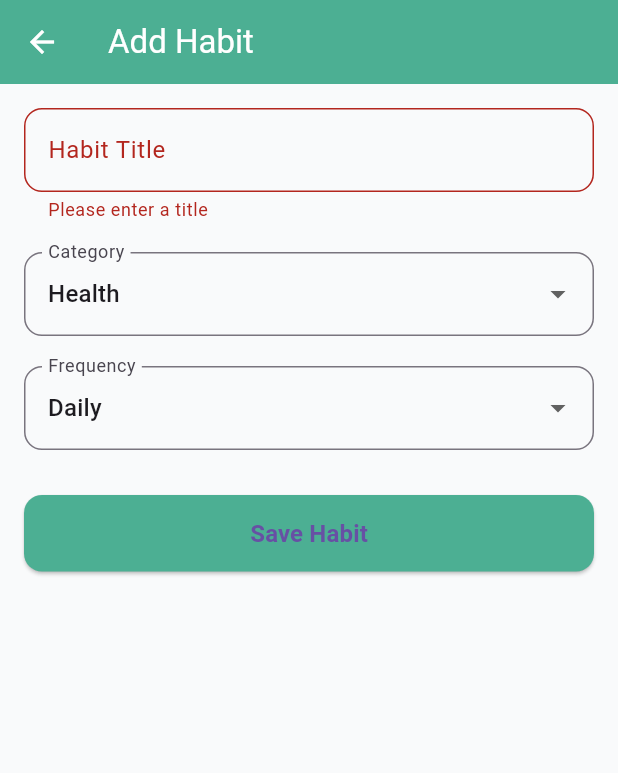
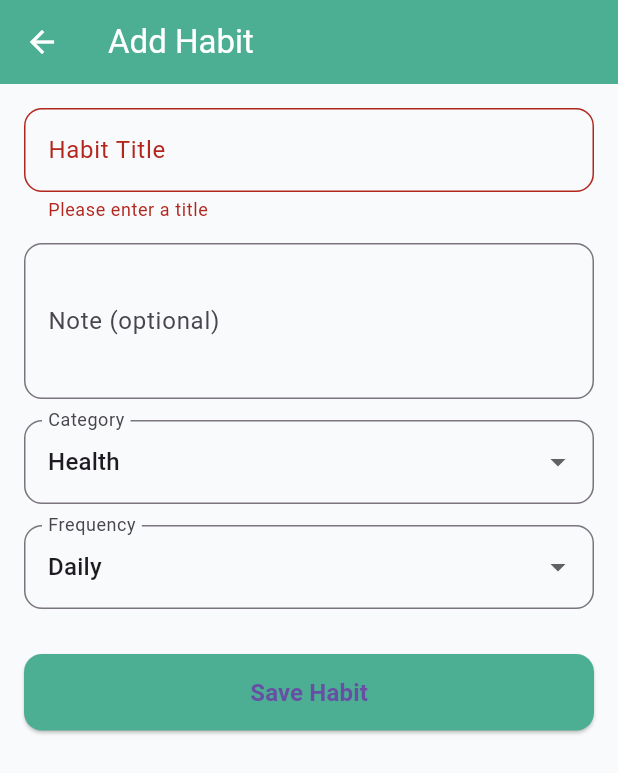
Before and after one commit to hasanraj3100/My-Habit-Tracker, a Flutter app: the HabitCreateScreen screen opened directly, after a tap on "Save Habit", on a phone screen of 412 x 824 dp. Shown: the top 773 px of the screen. Run offline on Flutter 3.47's test engine with Material 3 defaults, Android fonts, the phone set to English and light mode, and no system bars; our stand-ins replace cloud_firestore, firebase_auth, firebase_core, shared_preferences; accounts and stored records are empty.

Commit message:
update : each habit has a note, weekday and history

```diff
--- a/lib/features/habits/presentation/screens/habit_create_screen.dart
+++ b/lib/features/habits/presentation/screens/habit_create_screen.dart
@@ -7,14 +7,19 @@ class HabitCreateScreen extends StatefulWidget {
   const HabitCreateScreen({super.key});
 
   @override
-  State<HabitCreateScreen> createState() => _AddHabitPageState();
+  State<HabitCreateScreen> createState() => _HabitCreateScreenState();
 }
 
-class _AddHabitPageState extends State<HabitCreateScreen> {
+class _HabitCreateScreenState extends State<HabitCreateScreen> {
   final _formKey = GlobalKey<FormState>();
   final TextEditingController _titleController = TextEditingController();
+  final TextEditingController _noteController = TextEditingController();
+
   String _selectedCategory = "Health";
-  String _selectedFrequency = "Daily";
+  String _selectedFrequency = "Daily"; // "Daily" | "Weekly"
+  int? _selectedWeeklyDay; // 1 (Mon) .. 7 (Sun)
+
+  bool _isSaving = false;
 
   final List<String> _categories = [
     "Health",
@@ -22,18 +27,88 @@ class _AddHabitPageState extends State<HabitCreateScreen> {
     "Study",
     "Work",
     "Personal",
-    "Add New"
+    "Add New",
   ];
 
+  final Map<int, String> _weekdays = const {
+    1: "Monday",
+    2: "Tuesday",
+    3: "Wednesday",
+    4: "Thursday",
+    5: "Friday",
+    6: "Saturday",
+    7: "Sunday",
+  };
+
+  @override
+  void dispose() {
+    _titleController.dispose();
+    _noteController.dispose();
+    super.dispose();
+  }
+
+  Future<void> _showAddCategoryDialog() async {
+    final TextEditingController categoryController = TextEditingController();
+    await showDialog(
+      context: context,
+      builder: (ctx) {
+        return AlertDialog(
+          title: const Text("Add New Category"),
+          content: TextField(
+            controller: categoryController,
+            decoration: const InputDecoration(hintText: "Enter category name"),
+            autofocus: true,
+          ),
+          actions: [
+            TextButton(
+              onPressed: () {
+                Navigator.pop(ctx);
+              },
+              child: const Text("Cancel"),
+            ),
+            TextButton(
+              onPressed: () {
+                final newCat = categoryController.text.trim();
+                if (newCat.isNotEmpty) {
+                  setState(() {
+                    _categories.insert(_categories.length - 1, newCat);
+                    _selectedCategory = newCat;
+                  });
+                }
+                Navigator.pop(ctx);
+              },
+              child: const Text("Add"),
+            ),
+          ],
+        );
+      },
+    );
+  }
+
   Future<void> _saveHabit() async {
-    if (_formKey.currentState!.validate()) {
+    if (!_formKey.currentState!.validate()) return;
+
+    if (_selectedFrequency == "Weekly" && (_selectedWeeklyDay == null)) {
+      ScaffoldMessenger.of(context).showSnackBar(
+        const SnackBar(content: Text("Please select the weekday for weekly habit.")),
+      );
+      return;
+    }
+
+    setState(() => _isSaving = true);
+    try {
       final user = FirebaseAuth.instance.currentUser;
-      if (user == null) return;
+      if (user == null) {
+        throw Exception("No logged in user");
+      }
 
-      final habitData = {
+      final habitData = <String, dynamic>{
         "title": _titleController.text.trim(),
+        "note": _noteController.text.trim(),
         "category": _selectedCategory,
         "frequency": _selectedFrequency,
+        "weeklyDay": _selectedFrequency == "Weekly" ? _selectedWeeklyDay : null,
+        "history": <Timestamp>[], // will store Timestamps of success dates
         "streak": 0,
         "isDone": false,
         "createdAt": FieldValue.serverTimestamp(),
@@ -45,40 +120,20 @@ class _AddHabitPageState extends State<HabitCreateScreen> {
           .collection("habits")
           .add(habitData);
 
-      Navigator.pop(context); // Go back after saving
+      if (!mounted) return;
+      ScaffoldMessenger.of(context).showSnackBar(
+        const SnackBar(content: Text("Habit created successfully.")),
+      );
+      Navigator.of(context).pop();
+    } catch (e) {
+      if (mounted) {
+        ScaffoldMessenger.of(context).showSnackBar(
+          SnackBar(content: Text("Failed to create habit: $e")),
+        );
+      }
+    } finally {
+      if (mounted) setState(() => _isSaving = false);
     }
-  }
-
-  void _showAddCategoryDialog() {
-    TextEditingController categoryController = TextEditingController();
-    showDialog(
-      context: context,
-      builder: (ctx) {
-        return AlertDialog(
-          title: const Text("Add New Category"),
-          content: TextField(
-            controller: categoryController,
-            decoration: const InputDecoration(
-              hintText: "Enter category name",
-            ),
-          ),
-          actions: [
-            TextButton(
-              onPressed: () {
-                if (categoryController.text.trim().isNotEmpty) {
-                  setState(() {
-                    _categories.insert(_categories.length - 1, categoryController.text.trim());
-                    _selectedCategory = categoryController.text.trim();
-                  });
-                  Navigator.pop(ctx);
-                }
-              },
-              child: const Text("Add"),
-            ),
-          ],
-        );
-      },
-    );
   }
 
   @override
@@ -87,8 +142,8 @@ class _AddHabitPageState extends State<HabitCreateScreen> {
       backgroundColor: AppColors.background,
       appBar: AppBar(
         backgroundColor: AppColors.primary,
+        foregroundColor: Colors.white,
         title: const Text("Add Habit"),
-        foregroundColor: Colors.white,
         elevation: 0,
       ),
       body: Padding(
@@ -102,70 +157,95 @@ class _AddHabitPageState extends State<HabitCreateScreen> {
                 controller: _titleController,
                 decoration: InputDecoration(
                   labelText: "Habit Title",
-                  border: OutlineInputBorder(
-                    borderRadius: BorderRadius.circular(12),
-                  ),
+                  border: OutlineInputBorder(borderRadius: BorderRadius.circular(12)),
                 ),
-                validator: (value) =>
-                value == null || value.isEmpty ? "Please enter a title" : null,
+                validator: (value) => (value == null || value.trim().isEmpty) ? "Please enter a title" : null,
               ),
-              const SizedBox(height: 20),
+              const SizedBox(height: 14),
+
+              // Note / Description
+              TextFormField(
+                controller: _noteController,
+                minLines: 3,
+                maxLines: 6,
+                decoration: InputDecoration(
+                  labelText: "Note (optional)",
+                  hintText: "Describe this habit or add any reminders...",
+                  border: OutlineInputBorder(borderRadius: BorderRadius.circular(12)),
+                ),
+              ),
+              const SizedBox(height: 14),
 
               // Category Dropdown
               DropdownButtonFormField<String>(
                 value: _selectedCategory,
-                items: _categories.map((category) {
-                  return DropdownMenuItem(
-                    value: category,
-                    child: Text(category),
-                  );
-                }).toList(),
+                items: _categories.map((c) => DropdownMenuItem(value: c, child: Text(c))).toList(),
                 onChanged: (value) {
+                  if (value == null) return;
                   if (value == "Add New") {
                     _showAddCategoryDialog();
                   } else {
-                    setState(() => _selectedCategory = value!);
+                    setState(() => _selectedCategory = value);
                   }
                 },
                 decoration: InputDecoration(
                   labelText: "Category",
-                  border: OutlineInputBorder(
-                    borderRadius: BorderRadius.circular(12),
-                  ),
+                  border: OutlineInputBorder(borderRadius: BorderRadius.circular(12)),
                 ),
               ),
-              const SizedBox(height: 20),
+              const SizedBox(height: 14),
 
               // Frequency Dropdown
               DropdownButtonFormField<String>(
                 value: _selectedFrequency,
-                items: ["Daily", "Weekly"].map((freq) {
-                  return DropdownMenuItem(
-                    value: freq,
-                    child: Text(freq),
-                  );
-                }).toList(),
+                items: ["Daily", "Weekly"].map((f) => DropdownMenuItem(value: f, child: Text(f))).toList(),
                 onChanged: (value) {
-                  setState(() => _selectedFrequency = value!);
+                  if (value == null) return;
+                  setState(() {
+                    _selectedFrequency = value;
+                    if (_selectedFrequency != "Weekly") _selectedWeeklyDay = null;
+                  });
                 },
                 decoration: InputDecoration(
                   labelText: "Frequency",
-                  border: OutlineInputBorder(
-                    borderRadius: BorderRadius.circular(12),
+                  border: OutlineInputBorder(borderRadius: BorderRadius.circular(12)),
+                ),
+              ),
+              const SizedBox(height: 12),
+
+              // If Weekly, show weekday selector
+              if (_selectedFrequency == "Weekly") ...[
+                DropdownButtonFormField<int>(
+                  value: _selectedWeeklyDay,
+                  items: _weekdays.entries
+                      .map((e) => DropdownMenuItem(value: e.key, child: Text(e.value)))
+                      .toList(),
+                  onChanged: (value) => setState(() => _selectedWeeklyDay = value),
+                  validator: (v) {
+                    if (_selectedFrequency == "Weekly" && v == null) {
+                      return "Select a day of week";
+                    }
+                    return null;
+                  },
+                  decoration: InputDecoration(
+                    labelText: "Day of Week",
+                    border: OutlineInputBorder(borderRadius: BorderRadius.circular(12)),
                   ),
                 ),
-              ),
-              const SizedBox(height: 30),
+                const SizedBox(height: 12),
+              ],
 
-              // Save Button
-              ElevatedButton(
+              const SizedBox(height: 18),
+
+              // Save button
+              _isSaving
+                  ? const Center(child: CircularProgressIndicator())
+                  : ElevatedButton(
                 onPressed: _saveHabit,
                 style: ElevatedButton.styleFrom(
                   backgroundColor: AppColors.primary,
                   padding: const EdgeInsets.symmetric(vertical: 14),
-                  shape: RoundedRectangleBorder(
-                    borderRadius: BorderRadius.circular(12),
-                  ),
+                  shape: RoundedRectangleBorder(borderRadius: BorderRadius.circular(12)),
                 ),
                 child: const Text(
                   "Save Habit",
```
